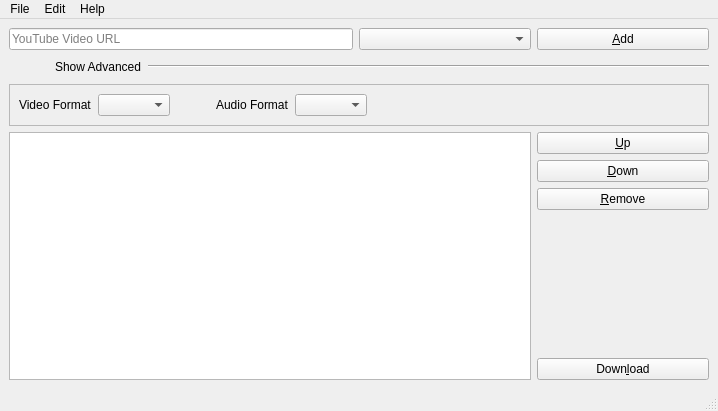
First picture: the form in ui/youtubedlgui.ui, repository keelerm84/youtube-dl-gui, before the edit.
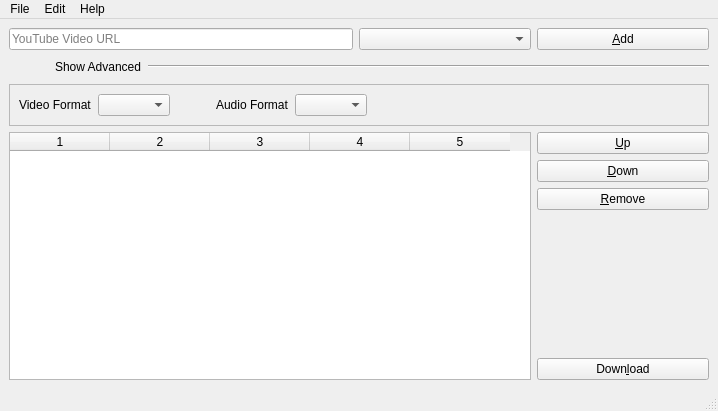
Second picture: the form after the edit. Icons and pictures are not drawn. Custom widgets are drawn as their Qt base class.

Patch:
```diff
--- a/ui/youtubedlgui.ui
+++ b/ui/youtubedlgui.ui
@@ -75,13 +75,21 @@
      <widget class="QComboBox" name="cmbDownloadOptions"/>
     </item>
     <item row="3" column="0" colspan="3">
-     <widget class="QTableWidget" name="tblQueue">
+     <widget class="DownloadQueue" name="tblDownloadQueue">
       <property name="alternatingRowColors">
        <bool>true</bool>
       </property>
       <property name="selectionMode">
        <enum>QAbstractItemView::SingleSelection</enum>
       </property>
+      <property name="columnCount">
+       <number>5</number>
+      </property>
+      <column/>
+      <column/>
+      <column/>
+      <column/>
+      <column/>
      </widget>
     </item>
     <item row="1" column="0" colspan="4">
@@ -307,6 +315,13 @@
    </property>
   </action>
  </widget>
+ <customwidgets>
+  <customwidget>
+   <class>DownloadQueue</class>
+   <extends>QTableWidget</extends>
+   <header>ui/downloadqueue.h</header>
+  </customwidget>
+ </customwidgets>
  <tabstops>
   <tabstop>txtUrl</tabstop>
   <tabstop>cmbDownloadOptions</tabstop>
```
Left out of the diff: 2 changed lines with no effect on the pictures.
